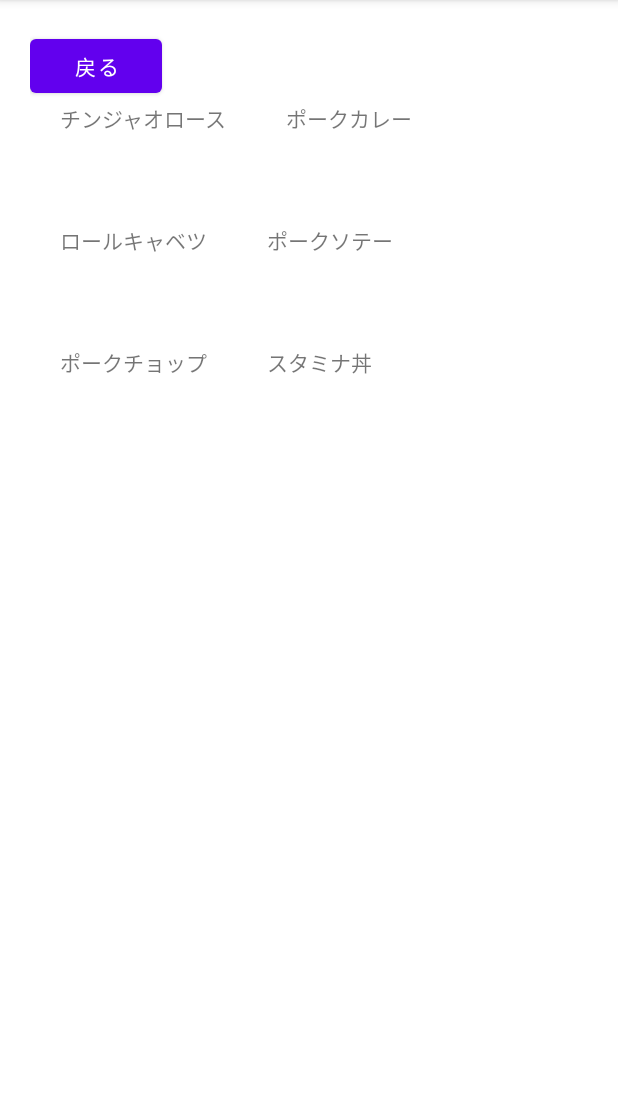
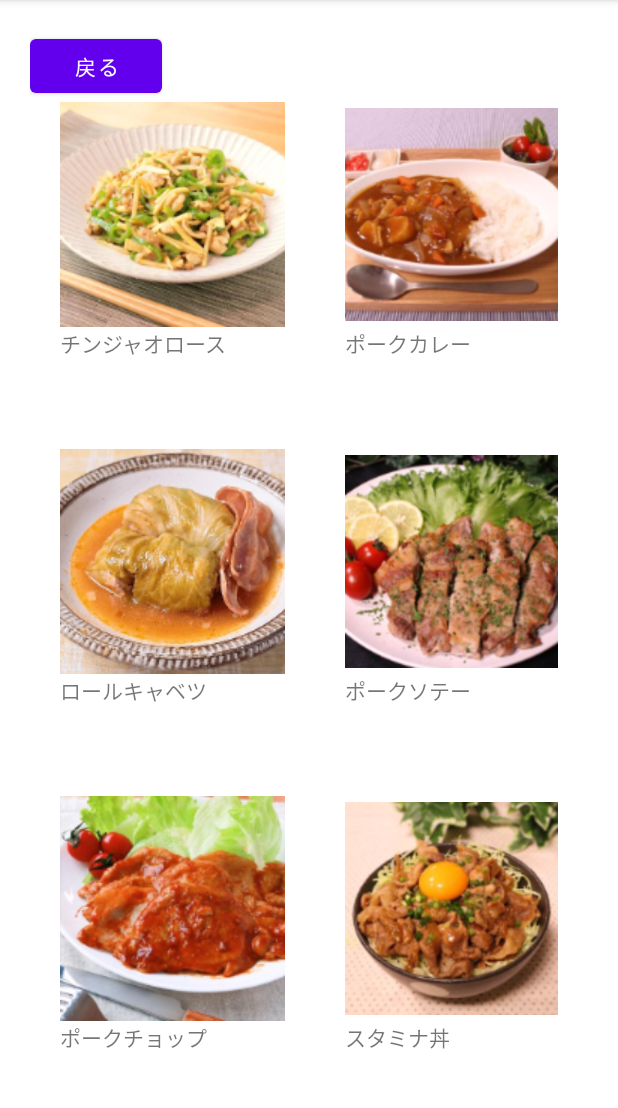
Before and after one commit to keihayashibe3/th225ajisaji, an Android app: the Oniku screen opened directly, with no data from a screen before it, on a phone screen of 412 x 824 dp, the part 84-1192 px from its top. Run offline under Robolectric (Android 15) with nearby library versions, the phone set to English and light mode, and no system bars.

Commit message:
toolos→app にてimageviewバグ修正

```diff
--- a/app/src/main/res/layout/activity_oniku.xml
+++ b/app/src/main/res/layout/activity_oniku.xml
@@ -11,8 +11,8 @@
         android:layout_height="match_parent"
         android:orientation="vertical"
         android:padding="20dp"
-        tools:layout_editor_absoluteX="-16dp"
-        tools:layout_editor_absoluteY="-156dp">
+        tools:layout_editor_absoluteX="0dp"
+        tools:layout_editor_absoluteY="-66dp">
 
         <ScrollView
             android:layout_width="wrap_content"
@@ -42,7 +42,7 @@
                     android:layout_gravity="center"
                     android:paddingLeft="20dp"
                     android:paddingRight="20dp"
-                    tools:srcCompat="@drawable/chinjaorosu" />
+                    app:srcCompat="@drawable/chinjaorosu" />
 
                 <TextView
                     android:id="@+id/text_chijaorosu"
@@ -66,7 +66,7 @@
                     android:layout_gravity="center"
                     android:paddingLeft="20dp"
                     android:paddingRight="20dp"
-                    tools:srcCompat="@drawable/porkcurry" />
+                    app:srcCompat="@drawable/porkcurry" />
 
                 <TextView
                     android:id="@+id/text_porkcurry"
@@ -100,7 +100,7 @@
                     android:layout_weight="0.5"
                     android:paddingLeft="20dp"
                     android:paddingRight="20dp"
-                    tools:srcCompat="@drawable/rollcabbage" />
+                    app:srcCompat="@drawable/rollcabbage" />
 
                 <TextView
                     android:id="@+id/text_rollcabbage"
@@ -126,7 +126,7 @@
                     android:layout_weight="0.5"
                     android:paddingLeft="20dp"
                     android:paddingRight="20dp"
-                    tools:srcCompat="@drawable/porksote" />
+                    app:srcCompat="@drawable/porksote" />
 
                 <TextView
                     android:id="@+id/text_porksote"
@@ -159,7 +159,7 @@
                     android:layout_weight="0.5"
                     android:paddingLeft="20dp"
                     android:paddingRight="20dp"
-                    tools:srcCompat="@drawable/porkchappu" />
+                    app:srcCompat="@drawable/porkchappu" />
 
                 <TextView
                     android:id="@+id/text_porkchoppu"
@@ -185,7 +185,7 @@
                     android:layout_weight="0.5"
                     android:paddingLeft="20dp"
                     android:paddingRight="20dp"
-                    tools:srcCompat="@drawable/staminadon" />
+                    app:srcCompat="@drawable/staminadon" />
 
                 <TextView
                     android:id="@+id/text_staminadon"
@@ -218,7 +218,7 @@
                     android:layout_weight="0.5"
                     android:paddingLeft="20dp"
                     android:paddingRight="20dp"
-                    tools:srcCompat="@drawable/subuta" />
+                    app:srcCompat="@drawable/subuta" />
 
                 <TextView
                     android:id="@+id/text_subuta"
@@ -244,7 +244,7 @@
                     android:layout_weight="0.5"
                     android:paddingLeft="20dp"
                     android:paddingRight="20dp"
-                    tools:srcCompat="@drawable/syogayaki" />
+                    app:srcCompat="@drawable/syogayaki" />
 
                 <TextView
                     android:id="@+id/text_syogayaki"
```
